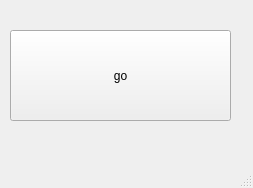
Above: hacktrip/mainwindow.ui from cchafe/creating_a_musical_inferface before the change. Below: the same form after it.
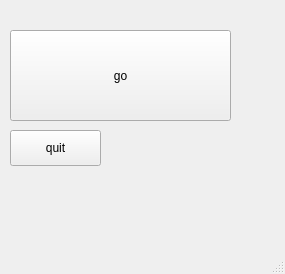
That is the form after the change.

What changed in the file:
```diff
--- a/hacktrip/mainwindow.ui
+++ b/hacktrip/mainwindow.ui
@@ -6,8 +6,8 @@
    <rect>
     <x>0</x>
     <y>0</y>
-    <width>253</width>
-    <height>188</height>
+    <width>285</width>
+    <height>274</height>
    </rect>
   </property>
   <property name="windowTitle">
@@ -27,6 +27,19 @@
      <string>go</string>
     </property>
    </widget>
+   <widget class="QPushButton" name="quitButton">
+    <property name="geometry">
+     <rect>
+      <x>10</x>
+      <y>130</y>
+      <width>91</width>
+      <height>36</height>
+     </rect>
+    </property>
+    <property name="text">
+     <string>quit</string>
+    </property>
+   </widget>
   </widget>
   <widget class="QMenuBar" name="menubar">
    <property name="geometry">
```
Left out of the diff: 2 changed lines with no effect on the pictures.
